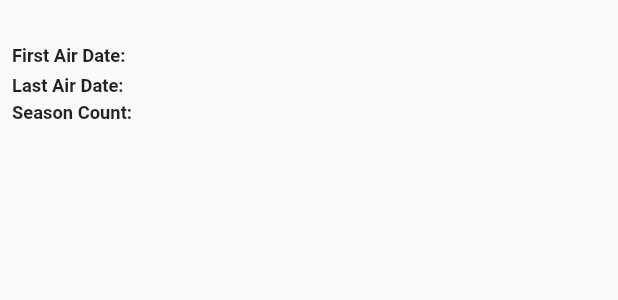
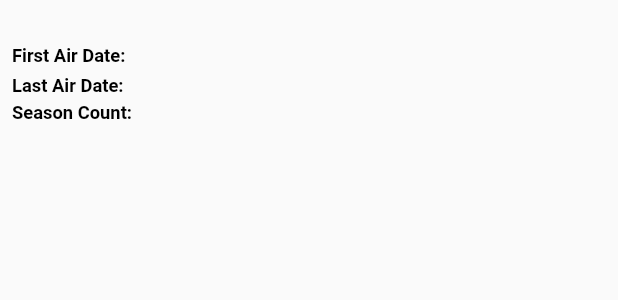
Before and after one commit to YunusCag/tv_app, a Flutter app: the DetailHeader widget shown alone on an empty page, opened directly with empty values, on a phone screen of 412 x 824 dp. Shown: the top 300 px of the screen. Run offline on Flutter 3.47's test engine with Material 2 defaults, Android fonts, the phone set to English and light mode, and no system bars; our stand-ins replace cached_network_image, dio, equatable, flutter_screenutil, font_awesome_flutter, get and 8 more; missing offline and left inert: flutter_card_swipper; accounts and stored records are empty; generated files the repository leaves out were written again; network calls fail.

Commit message:
dark and light theme text created and implemented.

```diff
--- a/lib/core/init/theme/theme_service.dart
+++ b/lib/core/init/theme/theme_service.dart
@@ -39,7 +39,38 @@ class ThemeService {
 
   ThemeData light = ThemeData(
     brightness: Brightness.light,
-    textTheme: GoogleFonts.robotoTextTheme(),
+    textTheme: GoogleFonts.robotoTextTheme().copyWith(
+      headline1: TextStyle(
+        color: Colors.white,
+        fontSize: 26,
+        fontWeight: FontWeight.bold,
+      ),
+      headline4: TextStyle(
+        fontSize: 20,
+        fontWeight: FontWeight.w600,
+        color: Colors.black,
+      ),
+      headline5: TextStyle(
+        fontSize: 18,
+        fontWeight: FontWeight.w500,
+        color: Colors.black,
+      ),
+      headline6: TextStyle(
+        fontSize: 16,
+        fontWeight: FontWeight.w400,
+        color: Colors.black,
+      ),
+      bodyText1: TextStyle(
+        fontSize: 12,
+        fontWeight: FontWeight.w600,
+        color: Colors.black
+      ),
+      bodyText2: TextStyle(
+          fontSize: 12,
+          fontWeight: FontWeight.w400,
+          color: Colors.black
+      ),
+    ),
     bottomNavigationBarTheme: BottomNavigationBarThemeData(
       backgroundColor: Color(0xFFFFFFFF),
       elevation: 0,
@@ -63,7 +94,38 @@ class ThemeService {
 
   ThemeData dark = ThemeData(
     brightness: Brightness.dark,
-    textTheme: GoogleFonts.robotoTextTheme(),
+    textTheme: GoogleFonts.robotoTextTheme().copyWith(
+      headline1: TextStyle(
+        color: Colors.white,
+        fontSize: 26,
+        fontWeight: FontWeight.bold,
+      ),
+      headline4: TextStyle(
+        fontSize: 20,
+        fontWeight: FontWeight.w600,
+        color: Colors.white,
+      ),
+      headline5: TextStyle(
+        fontSize: 18,
+        fontWeight: FontWeight.w500,
+        color: Colors.white,
+      ),
+      headline6: TextStyle(
+        fontSize: 16,
+        fontWeight: FontWeight.w400,
+        color: Colors.white,
+      ),
+      bodyText1: TextStyle(
+          fontSize: 12,
+          fontWeight: FontWeight.w600,
+          color: Colors.white
+      ),
+      bodyText2: TextStyle(
+          fontSize: 12,
+          fontWeight: FontWeight.w400,
+          color: Colors.white
+      ),
+    ),
     bottomNavigationBarTheme: BottomNavigationBarThemeData(
       backgroundColor: Color(0xFF000000),
       elevation: 0,
--- a/lib/view/common/components/card/series_small_card.dart
+++ b/lib/view/common/components/card/series_small_card.dart
@@ -4,6 +4,7 @@ import 'package:get/get.dart';
 import 'package:tv_app/core/constants/url/api_url.dart';
 import 'package:tv_app/core/data/model/series/series_model.dart';
 import 'package:tv_app/view/home/views/component/shimmer/single_card_shimmer.dart';
+import 'package:flutter_screenutil/flutter_screenutil.dart';
 
 class SeriesSmallCard extends StatelessWidget {
   final SeriesModel series;
@@ -55,9 +56,8 @@ class SeriesSmallCard extends StatelessWidget {
               textAlign: TextAlign.center,
               maxLines: 2,
               overflow: TextOverflow.ellipsis,
-              style: TextStyle(
-                fontSize: 16,
-                fontWeight: FontWeight.w500,
+              style: Theme.of(context).textTheme.headline6?.copyWith(
+                fontSize: 16.sp,
               ),
             ),
           )
--- a/lib/view/common/view/main_host_page.dart
+++ b/lib/view/common/view/main_host_page.dart
@@ -22,6 +22,9 @@ class MainHostPage extends GetView<MainController> {
           title: Obx(
             () => Text(
               controller.pageTitle.value,
+              style: Theme.of(context).textTheme.headline1?.copyWith(
+                fontSize: 22.sp,
+              ),
             ),
           ),
         ),
--- a/lib/view/detail/views/detailView/series_detail_view.dart
+++ b/lib/view/detail/views/detailView/series_detail_view.dart
@@ -34,7 +34,6 @@ class SeriesDetailView extends StatelessWidget {
           title: Text(
             "${model.name ?? ""}",
           ),
-          backgroundColor: Colors.pink,
           expandedHeight: 300.h,
           centerTitle: true,
           snap: true,
--- a/lib/view/detail/views/header/detail_header.dart
+++ b/lib/view/detail/views/header/detail_header.dart
@@ -33,9 +33,8 @@ class DetailHeader extends StatelessWidget {
         children: [
           Text(
             name,
-            style: TextStyle(
+            style: Theme.of(context).textTheme.headline4?.copyWith(
               fontSize: 20.sp,
-              fontWeight: FontWeight.bold,
             ),
           ),
           const SizedBox(
@@ -49,8 +48,7 @@ class DetailHeader extends StatelessWidget {
                 flex: 1,
                 child: Text(
                   LocalizationKeys.DETAIL_PAGE_FIRST_ON_AIR.tr,
-                  style: TextStyle(
-                    fontWeight: FontWeight.bold,
+                  style: Theme.of(context).textTheme.bodyText1?.copyWith(
                     fontSize: 12.sp,
                   ),
                 ),
@@ -59,9 +57,8 @@ class DetailHeader extends StatelessWidget {
                 flex: 3,
                 child: Text(
                   "${firstAirDate}",
-                  style: TextStyle(
+                  style: Theme.of(context).textTheme.bodyText2?.copyWith(
                     fontSize: 12.sp,
-                    fontWeight: FontWeight.w400,
                   ),
                 ),
               ),
@@ -78,8 +75,7 @@ class DetailHeader extends StatelessWidget {
                 flex: 1,
                 child: Text(
                   LocalizationKeys.DETAIL_PAGE_LAST_ON_AIR.tr,
-                  style: TextStyle(
-                    fontWeight: FontWeight.bold,
+                  style: Theme.of(context).textTheme.bodyText1?.copyWith(
                     fontSize: 12.sp,
                   ),
                 ),
@@ -88,9 +84,8 @@ class DetailHeader extends StatelessWidget {
                 flex: 3,
                 child: Text(
                   "${lastAirDate}",
-                  style: TextStyle(
+                  style: Theme.of(context).textTheme.bodyText2?.copyWith(
                     fontSize: 12.sp,
-                    fontWeight: FontWeight.w400,
                   ),
                 ),
               ),
@@ -107,8 +102,7 @@ class DetailHeader extends StatelessWidget {
                 flex: 1,
                 child: Text(
                   LocalizationKeys.DETAIL_PAGE_SEASON_COUNT_TEXT.tr,
-                  style: TextStyle(
-                    fontWeight: FontWeight.bold,
+                  style: Theme.of(context).textTheme.bodyText1?.copyWith(
                     fontSize: 12.sp,
                   ),
                 ),
@@ -117,9 +111,8 @@ class DetailHeader extends StatelessWidget {
                 flex: 3,
                 child: Text(
                   "${seasonCount}",
-                  style: TextStyle(
+                  style: Theme.of(context).textTheme.bodyText2?.copyWith(
                     fontSize: 12.sp,
-                    fontWeight: FontWeight.w400,
                   ),
                 ),
               ),
@@ -134,9 +127,8 @@ class DetailHeader extends StatelessWidget {
           ),
           Text(
             overView,
-            style: TextStyle(
-              fontSize: 16,
-              fontWeight: FontWeight.w400,
+            style: Theme.of(context).textTheme.headline6?.copyWith(
+              fontSize: 12.sp,
             ),
           )
         ],
--- a/lib/view/detail/views/listview/credit_horizontal_list_view.dart
+++ b/lib/view/detail/views/listview/credit_horizontal_list_view.dart
@@ -31,10 +31,8 @@ class CreditHorizontalListView extends StatelessWidget {
                   padding: EdgeInsets.symmetric(horizontal: 8.w),
                   child: Text(
                     title,
-                    style: TextStyle(
+                    style: Theme.of(context).textTheme.headline4?.copyWith(
                       fontSize: 20.sp,
-                      fontWeight: FontWeight.bold,
-                      color: Colors.black,
                     ),
                   ),
                 ),
@@ -89,10 +87,9 @@ class CreditHorizontalListView extends StatelessWidget {
                                   credit.name ?? "",
                                   overflow: TextOverflow.ellipsis,
                                   maxLines: 2,
-                                  style: TextStyle(
-                                      color: Colors.black,
+                                  style: Theme.of(context).textTheme.bodyText1?.copyWith(
                                       fontSize: 12,
-                                      fontWeight: FontWeight.w500),
+                                  ),
                                 ),
                               ),
                               Padding(
@@ -104,10 +101,8 @@ class CreditHorizontalListView extends StatelessWidget {
                                   isCast
                                       ? credit.character ?? ""
                                       : credit.job ?? "",
-                                  style: TextStyle(
-                                    color: Colors.black,
+                                  style: Theme.of(context).textTheme.bodyText2?.copyWith(
                                     fontSize: 12,
-                                    fontWeight: FontWeight.w400,
                                   ),
                                 ),
                               ),
--- a/lib/view/home/views/component/label/view_all_label.dart
+++ b/lib/view/home/views/component/label/view_all_label.dart
@@ -2,6 +2,7 @@ import 'package:flutter/material.dart';
 import 'package:font_awesome_flutter/font_awesome_flutter.dart';
 import 'package:tv_app/core/init/lang/lang.dart';
 import 'package:get/get.dart';
+import 'package:flutter_screenutil/flutter_screenutil.dart';
 
 class ViewAllLabel extends StatelessWidget {
   final String title;
@@ -23,8 +24,8 @@ class ViewAllLabel extends StatelessWidget {
             margin: const EdgeInsets.symmetric(vertical: 12, horizontal: 16),
             child: Text(
               title,
-              style: TextStyle(
-                fontSize: 18,
+              style: Theme.of(context).textTheme.headline5?.copyWith(
+                fontSize: 18.sp,
                 fontWeight: FontWeight.bold,
               ),
             ),
@@ -39,8 +40,8 @@ class ViewAllLabel extends StatelessWidget {
                   children: [
                     Text(
                       LocalizationKeys.HOME_VIEW_ALL.tr,
-                      style: TextStyle(
-                        fontSize: 18,
+                      style: Theme.of(context).textTheme.headline5?.copyWith(
+                        fontSize: 18.sp,
                         fontWeight: FontWeight.bold,
                       ),
                     ),
```
